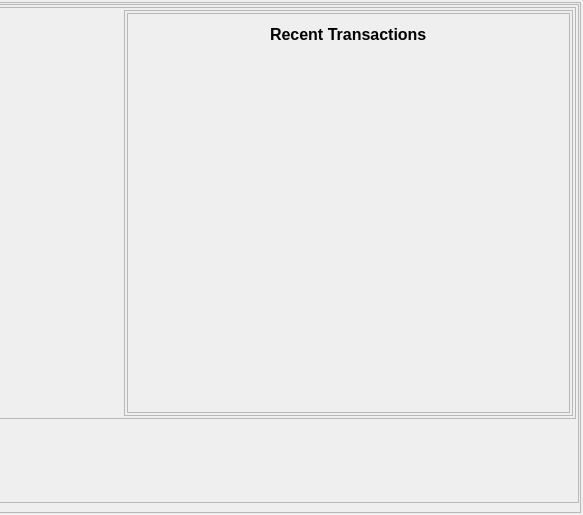
Above: src/qt/forms/overviewpage.ui from FourTwentyOne/421 before the change; both pictures show x 341 to 924 and y 0 to 515 of the 924 by 515 pixel window. Below: the same form after it.
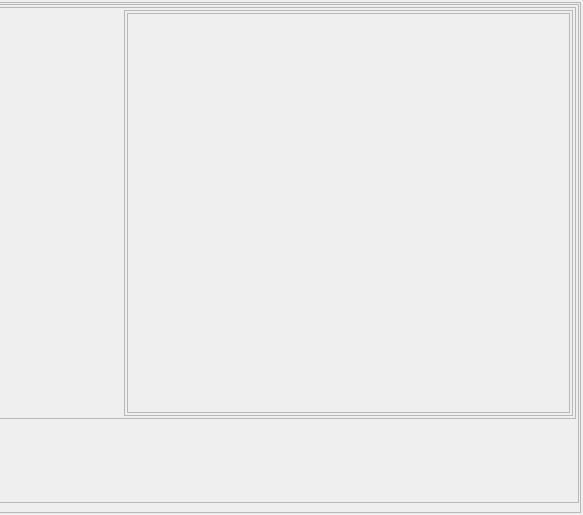
That is the form after the change. Icons and pictures are not drawn.

```diff
--- a/src/qt/forms/overviewpage.ui
+++ b/src/qt/forms/overviewpage.ui
@@ -599,88 +599,328 @@
                  </property>
                  <layout class="QGridLayout" name="gridLayout_3">
                   <item row="0" column="0">
-                   <widget class="QFrame" name="frame_6">
-                    <property name="maximumSize">
-                     <size>
-                      <width>16777215</width>
-                      <height>40</height>
-                     </size>
-                    </property>
-                    <property name="frameShape">
-                     <enum>QFrame::NoFrame</enum>
-                    </property>
-                    <property name="frameShadow">
-                     <enum>QFrame::Plain</enum>
-                    </property>
-                    <property name="lineWidth">
-                     <number>0</number>
-                    </property>
-                    <layout class="QGridLayout" name="gridLayout">
-                     <property name="leftMargin">
-                      <number>2</number>
-                     </property>
-                     <property name="topMargin">
-                      <number>2</number>
-                     </property>
-                     <property name="rightMargin">
-                      <number>2</number>
-                     </property>
-                     <property name="bottomMargin">
-                      <number>2</number>
-                     </property>
-                     <item row="0" column="0">
-                      <spacer name="horizontalSpacer_5">
-                       <property name="orientation">
-                        <enum>Qt::Horizontal</enum>
-                       </property>
-                       <property name="sizeHint" stdset="0">
-                        <size>
-                         <width>40</width>
-                         <height>20</height>
-                        </size>
-                       </property>
-                      </spacer>
-                     </item>
-                     <item row="0" column="1">
-                      <widget class="QLabel" name="label_4">
-                       <property name="text">
-                        <string>&lt;html&gt;&lt;head/&gt;&lt;body&gt;&lt;p&gt;&lt;span style=&quot; font-size:12pt; font-weight:600; color:#000000;&quot;&gt;Recent Transactions&lt;/span&gt;&lt;/p&gt;&lt;/body&gt;&lt;/html&gt;</string>
-                       </property>
-                      </widget>
-                     </item>
-                     <item row="0" column="2">
-                      <spacer name="horizontalSpacer_6">
-                       <property name="orientation">
-                        <enum>Qt::Horizontal</enum>
-                       </property>
-                       <property name="sizeHint" stdset="0">
-                        <size>
-                         <width>40</width>
-                         <height>20</height>
-                        </size>
-                       </property>
-                      </spacer>
-                     </item>
-                    </layout>
-                   </widget>
-                  </item>
-                  <item row="1" column="0">
                    <widget class="QListView" name="listTransactions">
+                    <property name="sizePolicy">
+                     <sizepolicy hsizetype="Expanding" vsizetype="Expanding">
+                      <horstretch>3</horstretch>
+                      <verstretch>3</verstretch>
+                     </sizepolicy>
+                    </property>
                     <property name="minimumSize">
                      <size>
-                      <width>300</width>
+                      <width>350</width>
                       <height>0</height>
                      </size>
                     </property>
-                    <property name="maximumSize">
-                     <size>
-                      <width>16777215</width>
-                      <height>400</height>
-                     </size>
+                    <property name="palette">
+                     <palette>
+                      <active>
+                       <colorrole role="WindowText">
+                        <brush brushstyle="SolidPattern">
+                         <color alpha="255">
+                          <red>255</red>
+                          <green>255</green>
+                          <blue>255</blue>
+                         </color>
+                        </brush>
+                       </colorrole>
+                       <colorrole role="Button">
+                        <brush brushstyle="SolidPattern">
+                         <color alpha="0">
+                          <red>0</red>
+                          <green>0</green>
+                          <blue>0</blue>
+                         </color>
+                        </brush>
+                       </colorrole>
+                       <colorrole role="Midlight">
+                        <brush brushstyle="SolidPattern">
+                         <color alpha="255">
+                          <red>255</red>
+                          <green>255</green>
+                          <blue>0</blue>
+                         </color>
+                        </brush>
+                       </colorrole>
+                       <colorrole role="Dark">
+                        <brush brushstyle="SolidPattern">
+                         <color alpha="255">
+                          <red>85</red>
+                          <green>255</green>
+                          <blue>0</blue>
+                         </color>
+                        </brush>
+                       </colorrole>
+                       <colorrole role="Mid">
+                        <brush brushstyle="SolidPattern">
+                         <color alpha="255">
+                          <red>255</red>
+                          <green>255</green>
+                          <blue>0</blue>
+                         </color>
+                        </brush>
+                       </colorrole>
+                       <colorrole role="Text">
+                        <brush brushstyle="SolidPattern">
+                         <color alpha="255">
+                          <red>255</red>
+                          <green>255</green>
+                          <blue>255</blue>
+                         </color>
+                        </brush>
+                       </colorrole>
+                       <colorrole role="ButtonText">
+                        <brush brushstyle="SolidPattern">
+                         <color alpha="255">
+                          <red>76</red>
+                          <green>76</green>
+                          <blue>76</blue>
+                         </color>
+                        </brush>
+                       </colorrole>
+                       <colorrole role="Base">
+                        <brush brushstyle="NoBrush">
+                         <color alpha="255">
+                          <red>0</red>
+                          <green>0</green>
+                          <blue>0</blue>
+                         </color>
+                        </brush>
+                       </colorrole>
+                       <colorrole role="Window">
+                        <brush brushstyle="SolidPattern">
+                         <color alpha="0">
+                          <red>0</red>
+                          <green>0</green>
+                          <blue>0</blue>
+                         </color>
+                        </brush>
+                       </colorrole>
+                       <colorrole role="Shadow">
+                        <brush brushstyle="SolidPattern">
+                         <color alpha="255">
+                          <red>255</red>
+                          <green>255</green>
+                          <blue>0</blue>
+                         </color>
+                        </brush>
+                       </colorrole>
+                       <colorrole role="AlternateBase">
+                        <brush brushstyle="SolidPattern">
+                         <color alpha="255">
+                          <red>250</red>
+                          <green>250</green>
+                          <blue>250</blue>
+                         </color>
+                        </brush>
+                       </colorrole>
+                      </active>
+                      <inactive>
+                       <colorrole role="WindowText">
+                        <brush brushstyle="SolidPattern">
+                         <color alpha="255">
+                          <red>255</red>
+                          <green>255</green>
+                          <blue>255</blue>
+                         </color>
+                        </brush>
+                       </colorrole>
+                       <colorrole role="Button">
+                        <brush brushstyle="SolidPattern">
+                         <color alpha="0">
+                          <red>0</red>
+                          <green>0</green>
+                          <blue>0</blue>
+                         </color>
+                        </brush>
+                       </colorrole>
+                       <colorrole role="Midlight">
+                        <brush brushstyle="SolidPattern">
+                         <color alpha="255">
+                          <red>255</red>
+                          <green>255</green>
+                          <blue>0</blue>
+                         </color>
+                        </brush>
+                       </colorrole>
+                       <colorrole role="Dark">
+                        <brush brushstyle="SolidPattern">
+                         <color alpha="255">
+                          <red>85</red>
+                          <green>255</green>
+                          <blue>0</blue>
+                         </color>
+                        </brush>
+                       </colorrole>
+                       <colorrole role="Mid">
+                        <brush brushstyle="SolidPattern">
+                         <color alpha="255">
+                          <red>255</red>
+                          <green>255</green>
+                          <blue>0</blue>
+                         </color>
+                        </brush>
+                       </colorrole>
+                       <colorrole role="Text">
+                        <brush brushstyle="SolidPattern">
+                         <color alpha="255">
+                          <red>255</red>
+                          <green>255</green>
+                          <blue>255</blue>
+                         </color>
+                        </brush>
+                       </colorrole>
+                       <colorrole role="ButtonText">
+                        <brush brushstyle="SolidPattern">
+                         <color alpha="255">
+                          <red>76</red>
+                          <green>76</green>
+                          <blue>76</blue>
+                         </color>
+                        </brush>
+                       </colorrole>
+                       <colorrole role="Base">
+                        <brush brushstyle="NoBrush">
+                         <color alpha="255">
+                          <red>0</red>
+                          <green>0</green>
+                          <blue>0</blue>
+                         </color>
+                        </brush>
+                       </colorrole>
+                       <colorrole role="Window">
+                        <brush brushstyle="SolidPattern">
+                         <color alpha="0">
+                          <red>0</red>
+                          <green>0</green>
+                          <blue>0</blue>
+                         </color>
+                        </brush>
+                       </colorrole>
+                       <colorrole role="Shadow">
+                        <brush brushstyle="SolidPattern">
+                         <color alpha="255">
+                          <red>255</red>
+                          <green>255</green>
+                          <blue>0</blue>
+                         </color>
+                        </brush>
+                       </colorrole>
+                       <colorrole role="AlternateBase">
+                        <brush brushstyle="SolidPattern">
+                         <color alpha="255">
+                          <red>250</red>
+                          <green>250</green>
+                          <blue>250</blue>
+                         </color>
+                        </brush>
+                       </colorrole>
+                      </inactive>
+                      <disabled>
+                       <colorrole role="WindowText">
+                        <brush brushstyle="SolidPattern">
+                         <color alpha="255">
+                          <red>85</red>
+                          <green>255</green>
+                          <blue>0</blue>
+                         </color>
+                        </brush>
+                       </colorrole>
+                       <colorrole role="Button">
+                        <brush brushstyle="SolidPattern">
+                         <color alpha="0">
+                          <red>0</red>
+                          <green>0</green>
+                          <blue>0</blue>
+                         </color>
+                        </brush>
+                       </colorrole>
+                       <colorrole role="Midlight">
+                        <brush brushstyle="SolidPattern">
+                         <color alpha="255">
+                          <red>255</red>
+                          <green>255</green>
+                          <blue>0</blue>
+                         </color>
+                        </brush>
+                       </colorrole>
+                       <colorrole role="Dark">
+                        <brush brushstyle="SolidPattern">
+                         <color alpha="255">
+                          <red>85</red>
+                          <green>255</green>
+                          <blue>0</blue>
+                         </color>
+                        </brush>
+                       </colorrole>
+                       <colorrole role="Mid">
+                        <brush brushstyle="SolidPattern">
+                         <color alpha="255">
+                          <red>255</red>
+                          <green>255</green>
+                          <blue>0</blue>
+                         </color>
+                        </brush>
+                       </colorrole>
+                       <colorrole role="Text">
+                        <brush brushstyle="SolidPattern">
+                         <color alpha="255">
+                          <red>85</red>
+                          <green>255</green>
+                          <blue>0</blue>
+                         </color>
+                        </brush>
+                       </colorrole>
+                       <colorrole role="ButtonText">
+                        <brush brushstyle="SolidPattern">
+                         <color alpha="255">
+                          <red>85</red>
+                          <green>255</green>
+                          <blue>0</blue>
+                         </color>
+                        </brush>
+                       </colorrole>
+                       <colorrole role="Base">
+                        <brush brushstyle="NoBrush">
+                         <color alpha="255">
+                          <red>0</red>
+                          <green>0</green>
+                          <blue>0</blue>
+                         </color>
+                        </brush>
+                       </colorrole>
+                       <colorrole role="Window">
+                        <brush brushstyle="SolidPattern">
+                         <color alpha="0">
+                          <red>0</red>
+                          <green>0</green>
+                          <blue>0</blue>
+                         </color>
+                        </brush>
+                       </colorrole>
+                       <colorrole role="Shadow">
+                        <brush brushstyle="SolidPattern">
+                         <color alpha="255">
+                          <red>255</red>
+                          <green>255</green>
+                          <blue>0</blue>
+                         </color>
+                        </brush>
+                       </colorrole>
+                       <colorrole role="AlternateBase">
+                        <brush brushstyle="SolidPattern">
+                         <color alpha="255">
+                          <red>250</red>
+                          <green>250</green>
+                          <blue>250</blue>
+                         </color>
+                        </brush>
+                       </colorrole>
+                      </disabled>
+                     </palette>
                     </property>
                     <property name="font">
                      <font>
-                      <pointsize>11</pointsize>
                       <weight>75</weight>
                       <bold>true</bold>
                      </font>
@@ -697,18 +937,39 @@
                     <property name="lineWidth">
                      <number>0</number>
                     </property>
-                    <property name="verticalScrollBarPolicy">
-                     <enum>Qt::ScrollBarAsNeeded</enum>
+                   </widget>
+                  </item>
+                  <item row="1" column="0">
+                   <widget class="QFrame" name="frame_6">
+                    <property name="maximumSize">
+                     <size>
+                      <width>16777215</width>
+                      <height>40</height>
+                     </size>
                     </property>
-                    <property name="horizontalScrollBarPolicy">
-                     <enum>Qt::ScrollBarAsNeeded</enum>
+                    <property name="frameShape">
+                     <enum>QFrame::NoFrame</enum>
                     </property>
-                    <property name="autoScroll">
-                     <bool>true</bool>
+                    <property name="frameShadow">
+                     <enum>QFrame::Plain</enum>
                     </property>
-                    <property name="selectionMode">
-                     <enum>QAbstractItemView::NoSelection</enum>
+                    <property name="lineWidth">
+                     <number>0</number>
                     </property>
+                    <layout class="QGridLayout" name="gridLayout">
+                     <property name="leftMargin">
+                      <number>2</number>
+                     </property>
+                     <property name="topMargin">
+                      <number>2</number>
+                     </property>
+                     <property name="rightMargin">
+                      <number>2</number>
+                     </property>
+                     <property name="bottomMargin">
+                      <number>2</number>
+                     </property>
+                    </layout>
                    </widget>
                   </item>
                  </layout>
```
Left out of the diff: 4 changed lines with no effect on the pictures.
